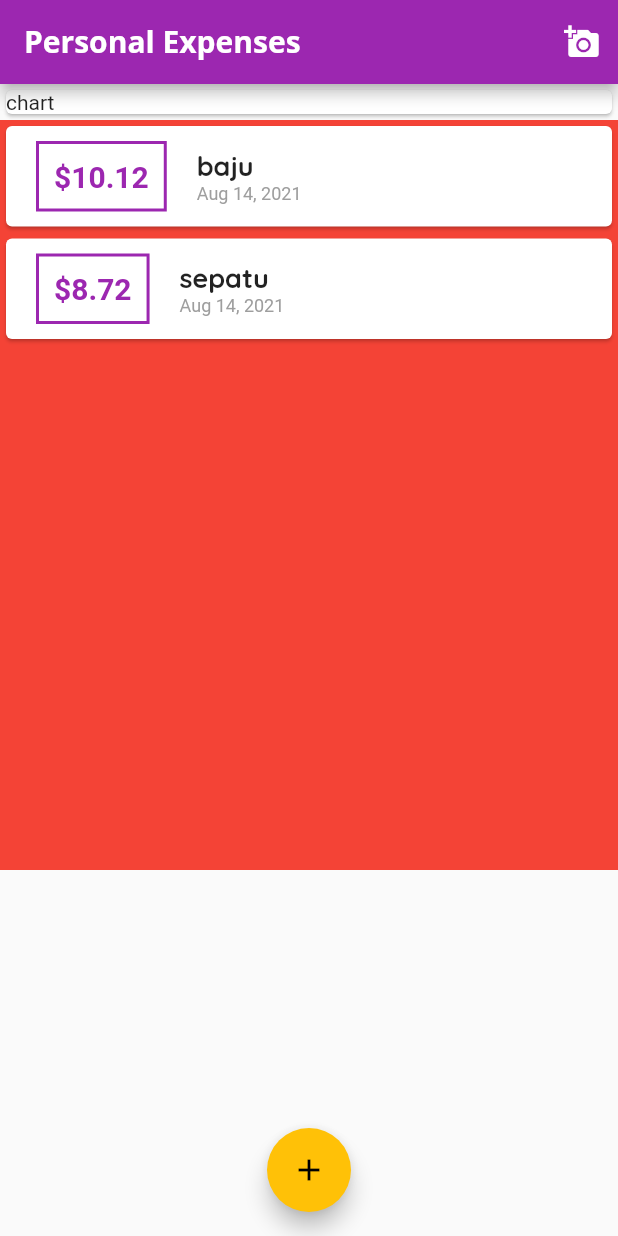
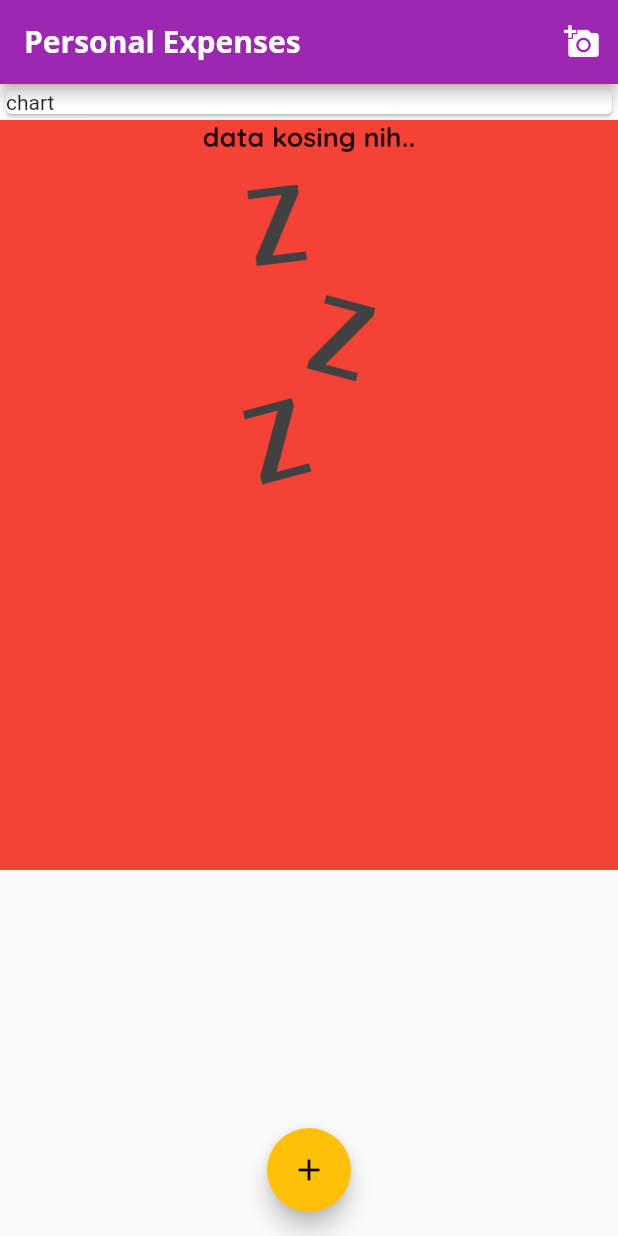
Before and after one commit to cahsul/learn-flutter-dart-to-build-ios-android-apps, a Flutter app: the screen it shows after launch, on a phone screen of 412 x 824 dp. Run offline on Flutter 3.47's test engine with Material 2 defaults, Android fonts, the phone set to English and light mode, and no system bars.

Commit message:
add image if data empty

```diff
--- a/personal_expenses/lib/main.dart
+++ b/personal_expenses/lib/main.dart
@@ -53,8 +53,8 @@ class MyApp extends StatefulWidget {
 class _MyAppState extends State<MyApp> {
 
   final List<TransactionVm> _transactions = [
-    TransactionVm(id: 'id1', title: 'baju', amount: 10.12, date: DateTime.now()),
-    TransactionVm(id: 'id2', title: 'sepatu', amount: 8.72, date: DateTime.now()),
+    // TransactionVm(id: 'id1', title: 'baju', amount: 10.12, date: DateTime.now()),
+    // TransactionVm(id: 'id2', title: 'sepatu', amount: 8.72, date: DateTime.now()),
   ];
 
   void _addNewData(String title, double amount) {
--- a/personal_expenses/lib/widgets/transactionList.dart
+++ b/personal_expenses/lib/widgets/transactionList.dart
@@ -11,7 +11,19 @@ class TransactionList extends StatelessWidget {
     return Container(
       color: Colors.red,
       height: 500,
-      child: ListView.builder(
+      child: _transactions.isEmpty ?
+        Column(
+          children: [
+            Text('data kosing nih..', style: Theme.of(context).textTheme.headline6,),
+            SizedBox(height: 20,),
+            Container(
+              height: 200,
+              child: Image.asset('assets/images/waiting.png', fit: BoxFit.cover,),
+            )
+          ],
+        )
+
+        : ListView.builder(
         itemCount: _transactions.length,
         itemBuilder: (ctx, i) {
           return Card(
--- a/personal_expenses/pubspec.yaml
+++ b/personal_expenses/pubspec.yaml
@@ -46,8 +46,8 @@ flutter:
   uses-material-design: true
 
   # To add assets to your application, add an assets section, like this:
-  # assets:
-  #   - images/a_dot_burr.jpeg
+  assets:
+   - assets/images/waiting.png
   #   - images/a_dot_ham.jpeg
 
   # An image asset can refer to one or more resolution-specific "variants", see
```
Also changed, not shown: personal_expenses/assets/images/waiting.png (added).
